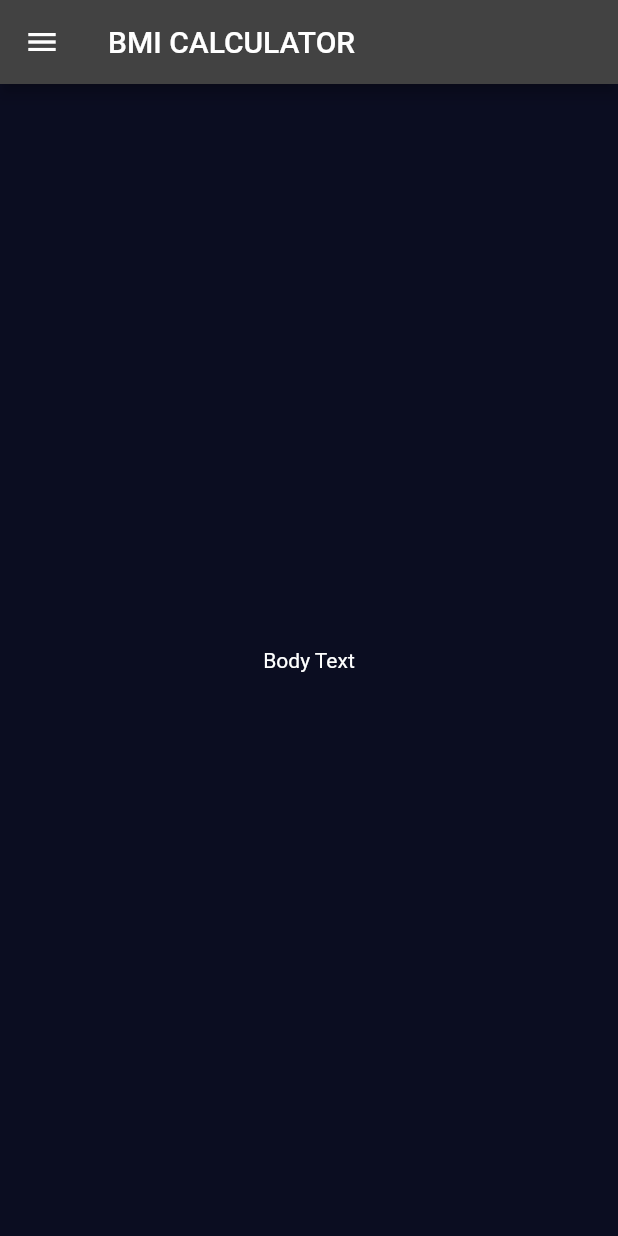
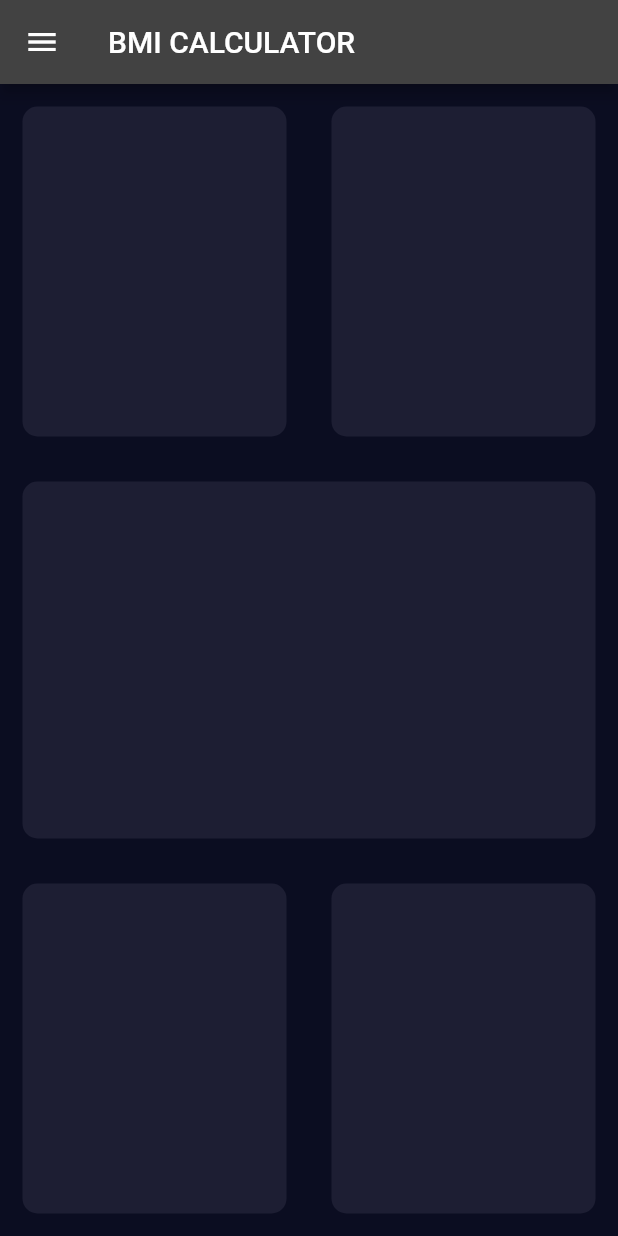
Before and after one commit to maodo/flutter_bmi_calculator, a Flutter app: the screen it shows after launch, on a phone screen of 412 x 824 dp. Run offline on Flutter 3.47's test engine with Material 2 defaults, Android fonts, the phone set to English and light mode, and no system bars.

Commit message:
Widget extraction -> Extracting input_page widget et refactoring

```diff
--- a/lib/input_page.dart
+++ b/lib/input_page.dart
@@ -0,0 +1,46 @@
+import 'package:flutter/material.dart';
+
+const mainColor = 0xFF1D1E33;
+
+class InputPage extends StatefulWidget {
+  const InputPage({Key? key}) : super(key: key);
+
+  @override
+  _InputPageState createState() => _InputPageState();
+}
+
+class _InputPageState extends State<InputPage> {
+  @override
+  Widget build(BuildContext context) {
+    return Scaffold(
+        appBar: AppBar(
+          title: Text('BMI CALCULATOR'),
+          leading: Icon(Icons.menu),
+        ),
+        body: Column(children: [
+          Row(children: [
+            Expanded(child: ReusableCard(colour: Color(mainColor),)),
+            Expanded(child: ReusableCard(colour: Color(mainColor),))
+          ]),
+          Expanded(child: ReusableCard(colour: Color(mainColor),)),
+          Row(children: [
+            Expanded(child: ReusableCard(colour: Color(mainColor),)),
+            Expanded(child: ReusableCard(colour: Color(mainColor),))
+          ])
+        ]));
+  }
+}
+
+class ReusableCard extends StatelessWidget {
+  ReusableCard({required this.colour});
+  final Color colour;
+  @override
+  Widget build(BuildContext context) {
+    return Container(
+      margin: EdgeInsets.all(15.0),
+      height: 220.0,
+      decoration: BoxDecoration(
+          color: colour, borderRadius: BorderRadius.circular(10.0)),
+    );
+  }
+}
--- a/lib/main.dart
+++ b/lib/main.dart
@@ -1,4 +1,6 @@
 import 'package:flutter/material.dart';
+
+import 'input_page.dart';
 
 void main() => runApp(BMICalculator());
 
@@ -15,25 +17,3 @@ class BMICalculator extends StatelessWidget {
     );
   }
 }
-
-class InputPage extends StatefulWidget {
-  const InputPage({Key? key}) : super(key: key);
-
-  @override
-  _InputPageState createState() => _InputPageState();
-}
-
-class _InputPageState extends State<InputPage> {
-  @override
-  Widget build(BuildContext context) {
-    return Scaffold(
-      appBar: AppBar(
-        title: Text('BMI CALCULATOR'),
-        leading: Icon(Icons.menu),
-      ),
-      body: Center(
-        child: Text('Body Text'),
-      ),
-    );
-  }
-}
```
